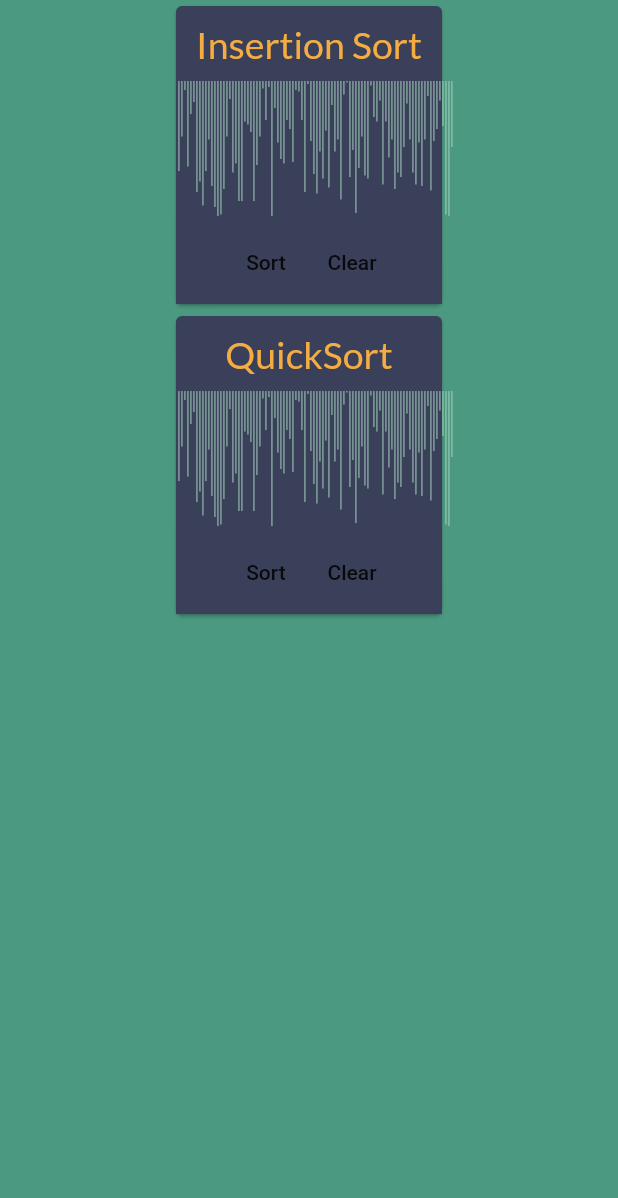
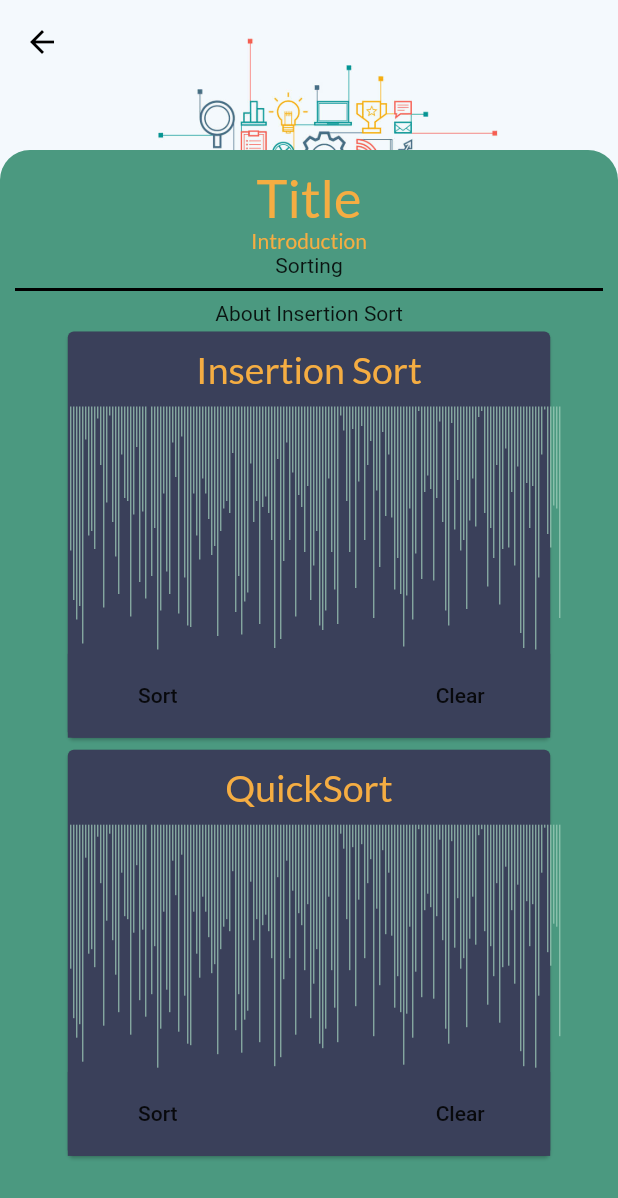
Before and after one commit to LVOL98/business_card, a Flutter app: the HomePageMaster screen opened by its route, after a tap on "Algorithms", on a phone screen of 412 x 824 dp. Shown: the top 1198 px of the screen. Run offline on Flutter 3.47's test engine with Material 2 defaults, Android fonts, the phone set to English and light mode, and no system bars; our stand-ins replace google_fonts; missing offline and left inert: universal_html.

Commit message:
Setup of mobile algorithm section

```diff
--- a/lib/components/structure/mobile_page_structure.dart
+++ b/lib/components/structure/mobile_page_structure.dart
@@ -13,8 +13,9 @@ import 'package:flutter/material.dart';
 class MobilePageStructure extends StatelessWidget {
   String pictureURL;
   Widget content;
+  Color topRightIconColor;
 
-  MobilePageStructure(this.pictureURL, this.content);
+  MobilePageStructure(this.pictureURL, this.content, {this.topRightIconColor});
 
   MobilePageStructure.placeholder() {
     this.pictureURL = 'resources/misc/ITU2.jpg';
@@ -38,6 +39,7 @@ class MobilePageStructure extends StatelessWidget {
       child: CustomScrollView(
         slivers: <Widget>[
           SliverAppBar(
+            iconTheme: IconThemeData(color: topRightIconColor),
             backgroundColor: Colors.transparent,
             expandedHeight: 100,
             flexibleSpace: FlexibleSpaceBar(
--- a/lib/view/algorithms/algorithms_content.dart
+++ b/lib/view/algorithms/algorithms_content.dart
@@ -1,14 +1,46 @@
 import 'package:flutter/cupertino.dart';
+import 'package:flutter/material.dart';
 import 'package:temp/components/sorting_visualization/bar_sorting.dart';
 import 'package:temp/model/sorting/insertion_sort.dart';
 import 'package:temp/model/sorting/quick_sort.dart';
 
+title(BuildContext context) {
+  return Text(
+    'Title',
+    style: Theme.of(context).textTheme.headline2,
+  );
+}
+
+introText(BuildContext context) {
+  return Text(
+    'Introduction',
+    style: Theme.of(context).textTheme.bodyText1,
+  );
+}
+
+sortTitle(BuildContext context) {
+  return Column(
+    children: [
+      Text('Sorting'),
+      Divider(
+        color: Colors.black,
+        thickness: 2,
+      ),
+    ],
+  );
+}
+
 insertionSortBar(BuildContext context, Function setState) {
-  return BarSorting('Insertion Sort', new InsertionSort(setState),
-      MediaQuery.of(context).size.width * 0.225);
+  return Column(
+    children: [
+      Text('About Insertion Sort'),
+      BarSorting('Insertion Sort', new InsertionSort(setState),
+          MediaQuery.of(context).size.width * 0.4),
+    ],
+  );
 }
 
 quickSortBar(BuildContext context, Function setState) {
   return new BarSorting('QuickSort', QuickSort(setState),
-      MediaQuery.of(context).size.width * 0.225);
+      MediaQuery.of(context).size.width * 0.4);
 }
--- a/lib/view/algorithms/algorithms_mobile.dart
+++ b/lib/view/algorithms/algorithms_mobile.dart
@@ -1,5 +1,6 @@
 import 'package:flutter/material.dart';
 import 'package:temp/components/sorting_visualization/bar_sorting.dart';
+import 'package:temp/components/structure/mobile_page_structure.dart';
 import 'package:temp/model/sorting/insertion_sort.dart';
 import 'package:temp/model/sorting/quick_sort.dart';
 import 'package:temp/view/algorithms/algorithms_content.dart';
@@ -12,16 +13,24 @@ class AlgorithmPageMobile extends StatefulWidget {
 class _AlgorithmPageMobileState extends State<AlgorithmPageMobile> {
   @override
   Widget build(BuildContext context) {
-    return Scaffold(
-      body: Column(
+    return MobilePageStructure(
+      'resources/misc/Algo.jpg',
+      Container(
+        margin: const EdgeInsets.all(10),
+        child: Column(
           crossAxisAlignment: CrossAxisAlignment.center,
           children: [
+            title(context),
+            introText(context),
+            sortTitle(context),
             Center(
               child: insertionSortBar(context, setState),
             ),
             quickSortBar(context, setState),
           ],
         ),
+      ),
+      topRightIconColor: Colors.black,
     );
   }
 }
--- a/lib/view/home/home_mobile.dart
+++ b/lib/view/home/home_mobile.dart
@@ -25,6 +25,7 @@ class _HomePageMobileState extends State<HomePageMobile> {
           ],
         ),
       ),
+      topRightIconColor: Colors.white,
     );
   }
 }
```
Lines whose indentation alone changed are shown as unchanged.
